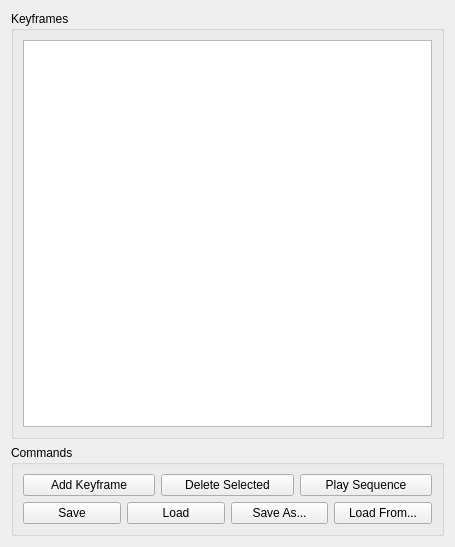
This is tools/UTNaoTool/KeyframeWidget.ui in LARG/robotics-2015 as Qt 5 draws it before an edit. The edited form follows.
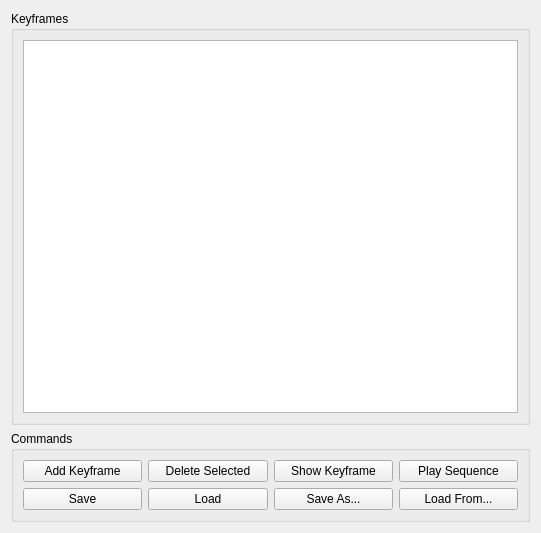
This is the edited form.

Commit message: Added keyframe sequence drawing to motion.

Diff of the .ui file:
```diff
--- a/tools/UTNaoTool/KeyframeWidget.ui
+++ b/tools/UTNaoTool/KeyframeWidget.ui
@@ -6,8 +6,8 @@
    <rect>
     <x>0</x>
     <y>0</y>
-    <width>455</width>
-    <height>547</height>
+    <width>541</width>
+    <height>533</height>
    </rect>
   </property>
   <property name="windowTitle">
@@ -80,6 +80,13 @@
           </property>
          </widget>
         </item>
+        <item>
+         <widget class="QPushButton" name="btnShow">
+          <property name="text">
+           <string>Show Keyframe</string>
+          </property>
+         </widget>
+        </item>
         <item>
          <widget class="QPushButton" name="btnPlay">
           <property name="text">
```
The commit also changes 12 other files.
